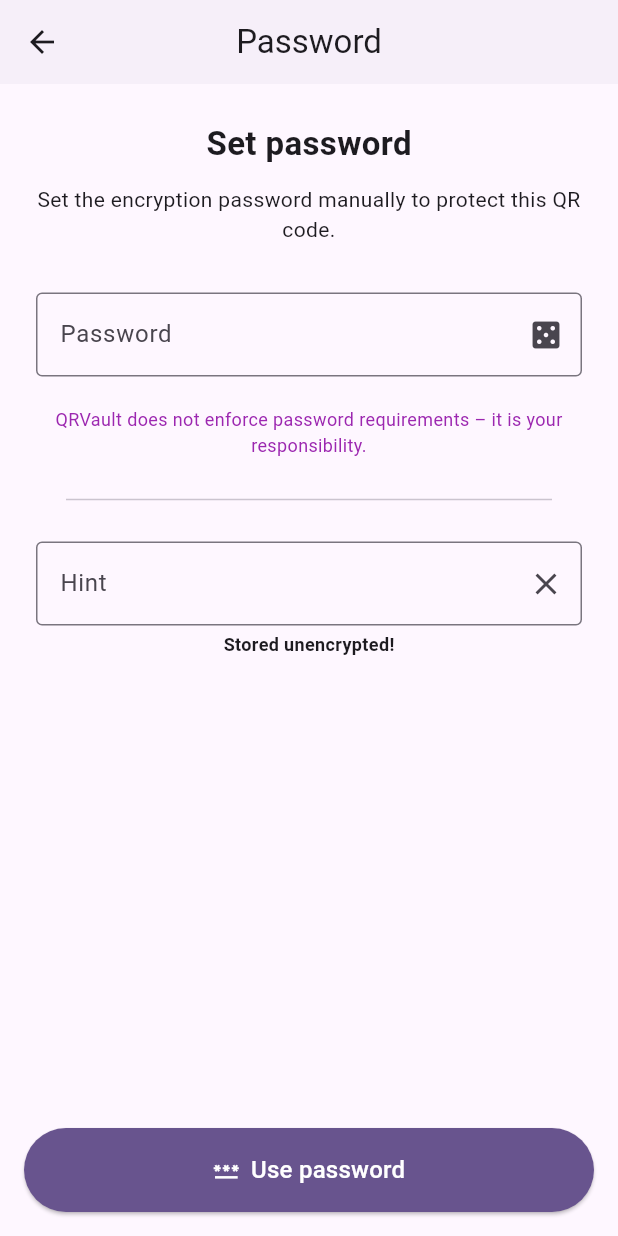
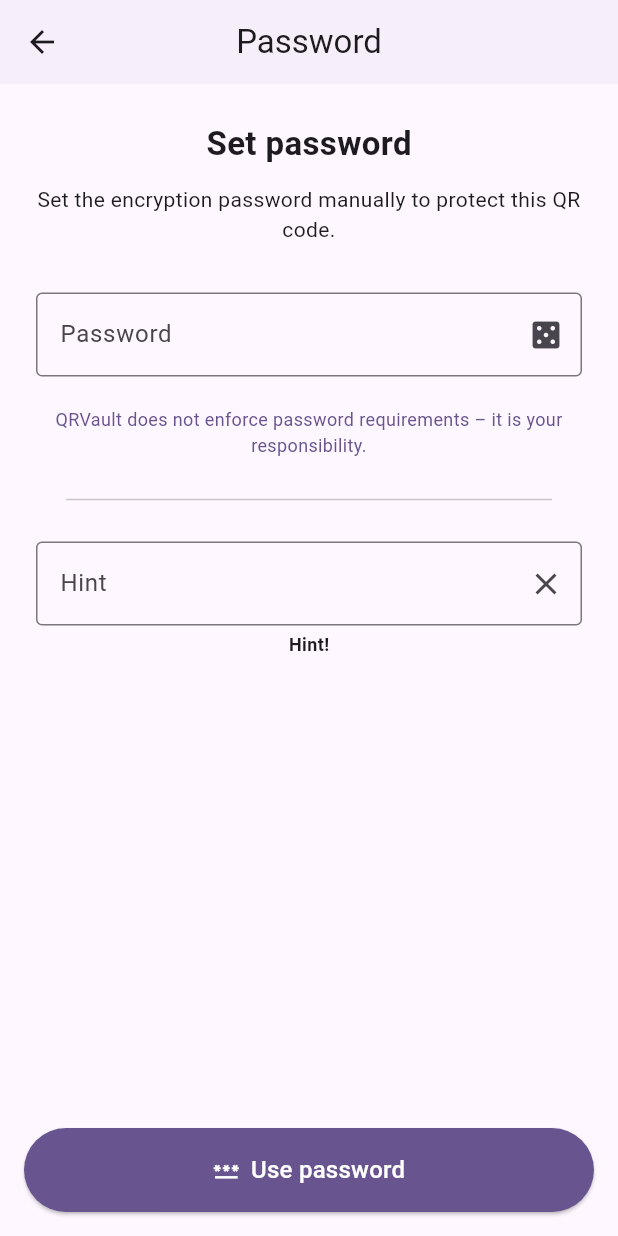
Before and after one commit to Mondei1/QRVault, a Flutter app: the CreateScreenView screen opened by its route, after a tap on "Generate", on a phone screen of 412 x 824 dp. Run offline on Flutter 3.47's test engine with Material 3 defaults, Android fonts, the phone set to English and light mode, and no system bars; drawn by our look-alikes of dynamic_color; our stand-ins replace camera, shared_preferences; missing offline and left inert: totp; accounts and stored records are empty; generated files the repository leaves out were written again.

Commit message:
did some remaining TODOs

```diff
--- a/lib/screens/main/create_qrcode.dart
+++ b/lib/screens/main/create_qrcode.dart
@@ -1,9 +1,9 @@
 import 'dart:developer';
 
 import 'package:flutter/material.dart';
+import 'package:flutter_gen/gen_l10n/app_localizations.dart';
 import 'package:qrvault/routes.dart';
 import 'package:qrvault/screens/main/password_generator_screen.dart';
-//TODO implement localisation
 
 class CreateScreenView extends StatefulWidget {
   const CreateScreenView({super.key});
@@ -33,12 +33,14 @@ class _CreateScreenView extends State<CreateScreenView> {
 
   @override
   Widget build(BuildContext context) {
+    final l10n = AppLocalizations.of(context)!;
+
     return Scaffold(
       appBar: AppBar(
         backgroundColor: Theme.of(context).colorScheme.surface,
         foregroundColor: Theme.of(context).colorScheme.onSurface,
         title: Text(
-          'Create QR-Code',
+          l10n.createQrCodeAppBarTitle,
           style: Theme.of(context).textTheme.titleLarge,
         ),
         centerTitle: true,
@@ -61,8 +63,8 @@ class _CreateScreenView extends State<CreateScreenView> {
                 TextFormField(
                   controller: _titleController,
                   decoration: InputDecoration(
-                    labelText: 'Title',
-                    hintText: 'Title',
+                    labelText: l10n.titleFieldLabel,
+                    hintText: l10n.titleFieldHint,
                     border: const OutlineInputBorder(),
                     suffixIcon: IconButton(
                       icon: const Icon(Icons.clear),
@@ -72,15 +74,15 @@ class _CreateScreenView extends State<CreateScreenView> {
                 ),
                 const SizedBox(height: 16),
                 Text(
-                  'Printed as a headline on the paper and plain inside the QR code.',
+                  l10n.titleFieldDescription,
                   style: Theme.of(context).textTheme.bodySmall,
                 ),
                 const SizedBox(height: 24),
                 TextFormField(
                   controller: _usernameController,
                   decoration: InputDecoration(
-                    labelText: 'Username',
-                    hintText: 'Username',
+                    labelText: l10n.usernameLabel,
+                    hintText: l10n.usernameFieldHint,
                     border: const OutlineInputBorder(),
                     suffixIcon: IconButton(
                       icon: const Icon(Icons.clear),
@@ -93,8 +95,8 @@ class _CreateScreenView extends State<CreateScreenView> {
                   controller: _emailController,
                   keyboardType: TextInputType.emailAddress,
                   decoration: InputDecoration(
-                    labelText: 'E-Mail',
-                    hintText: 'mail@example.com',
+                    labelText: l10n.emailLabel,
+                    hintText: l10n.emailFieldHint,
                     border: const OutlineInputBorder(),
                     suffixIcon: IconButton(
                       icon: const Icon(Icons.clear),
@@ -106,13 +108,15 @@ class _CreateScreenView extends State<CreateScreenView> {
                 TextFormField(
                   controller: _passwordController,
                   decoration: InputDecoration(
-                    labelText: 'Password',
-                    hintText: 'Secure Password',
+                    labelText: l10n.passwordFieldLabel,
+                    hintText: l10n.passwordFieldHint,
                     border: const OutlineInputBorder(),
                     suffixIcon: Row(
                     mainAxisSize: MainAxisSize.min,
                     children: [
-                      IconButton(
+                      Tooltip(
+                        message: l10n.generatePasswordTooltip,
+                        child: IconButton(
                           icon: const Icon(Icons.casino),
                           onPressed: () async {
                             final String? generatedPassword = await Navigator.push<String>(
@@ -126,6 +130,7 @@ class _CreateScreenView extends State<CreateScreenView> {
                             }
                           }
                         ),
+                      ),
                     ],
                   ),
                   ),
@@ -134,8 +139,8 @@ class _CreateScreenView extends State<CreateScreenView> {
                 TextFormField(
                   controller: _totpController,
                   decoration: InputDecoration(
-                    labelText: 'TOTP Secret',
-                    hintText: '32 byte secret',
+                    labelText: l10n.totpSecretFieldLabel,
+                    hintText: l10n.totpSecretFieldHint,
                     border: const OutlineInputBorder(),
                     suffixIcon: IconButton(
                       icon: const Icon(Icons.camera_alt_outlined),
@@ -159,7 +164,7 @@ class _CreateScreenView extends State<CreateScreenView> {
             top: 8.0),
         child: ElevatedButton.icon(
           icon: Icon(Icons.qr_code_scanner, color: Theme.of(context).colorScheme.onPrimary),
-          label: const Text('Generate'),
+          label: Text(l10n.generateButtonLabel),
           style: ElevatedButton.styleFrom(
             backgroundColor: Theme.of(context).colorScheme.primary,
             foregroundColor: Theme.of(context).colorScheme.onPrimary,
--- a/lib/screens/main/set_password.dart
+++ b/lib/screens/main/set_password.dart
@@ -1,7 +1,7 @@
 import 'package:flutter/material.dart';
 import 'package:qrvault/routes.dart';
 import 'package:qrvault/screens/main/password_generator_screen.dart';
-//TODO: Implement localization
+import 'package:flutter_gen/gen_l10n/app_localizations.dart';
 
 
 class SetPasswordView extends StatefulWidget {
@@ -24,11 +24,13 @@ class _SetPasswordViewState extends State<SetPasswordView> {
 
   @override
   Widget build(BuildContext context) {
+    final l10n = AppLocalizations.of(context)!;
+
     return Scaffold(
       appBar: AppBar(
         backgroundColor: Theme.of(context).colorScheme.surface,
         foregroundColor: Theme.of(context).colorScheme.onSurface,
-        title: const Text('Password'),
+        title: Text(l10n.setPasswordAppBarTitle),
         centerTitle: true,
         leading: IconButton(
           icon: const Icon(Icons.arrow_back),
@@ -42,26 +44,28 @@ class _SetPasswordViewState extends State<SetPasswordView> {
           child: Column(
             crossAxisAlignment: CrossAxisAlignment.center,
             children: [
-              const Text(
-                'Set password',
-                style: TextStyle(fontSize: 22, fontWeight: FontWeight.bold),
+              Text(
+                l10n.setPasswordHeadline,
+                style: const TextStyle(fontSize: 22, fontWeight: FontWeight.bold),
               ),
               const SizedBox(height: 12),
-              const Text(
-                'Set the encryption password manually to protect this QR code.',
+              Text(
+                l10n.setPasswordDescription,
                 textAlign: TextAlign.center,
-                style: TextStyle(fontSize: 14),
+                style: const TextStyle(fontSize: 14),
               ),
               const SizedBox(height: 32),
               TextField(
                 controller: _passwordController,
                 decoration: InputDecoration(
-                  labelText: 'Password',
+                  labelText: l10n.passwordFieldLabel,
                   border: const OutlineInputBorder(),
                   suffixIcon: Row(
                     mainAxisSize: MainAxisSize.min,
                     children: [
-                      IconButton(
+                      Tooltip(
+                        message: l10n.generatePasswordTooltip,
+                        child: IconButton(
                           icon: const Icon(Icons.casino),
                           onPressed: () async {
                             final String? generatedPassword = await Navigator.push<String>(
@@ -75,23 +79,24 @@ class _SetPasswordViewState extends State<SetPasswordView> {
                             }
                           }
                         ),
+                      ),
                     ],
                   ),
                 ),
               ),
               const SizedBox(height: 20),
-              const Text(
-                'QRVault does not enforce password requirements – it is your responsibility.',
+              Text(
+                l10n.passwordRequirements,
                 textAlign: TextAlign.center,
-                style: TextStyle(fontSize: 12, color: Colors.purple),
+                style: TextStyle(fontSize: 12, color: Theme.of(context).colorScheme.primary),
               ),
               const SizedBox(height: 20),
-              Divider(indent: 20, endIndent: 20),
+              const Divider(indent: 20, endIndent: 20),
               const SizedBox(height: 20),
               TextField(
                 controller: _hintController,
                 decoration: InputDecoration(
-                  labelText: 'Hint',
+                  labelText: l10n.hintFieldLabel,
                   border: const OutlineInputBorder(),
                   suffixIcon: IconButton(
                     icon: const Icon(Icons.clear),
@@ -100,9 +105,9 @@ class _SetPasswordViewState extends State<SetPasswordView> {
                 ),
               ),
               const SizedBox(height: 4),
-              const Text(
-                'Stored unencrypted!',
-                style: TextStyle(fontSize: 12, fontWeight: FontWeight.bold),
+              Text(
+                l10n.passwordHint,
+                style: const TextStyle(fontSize: 12, fontWeight: FontWeight.bold),
               ),
             ],
           ),
@@ -117,7 +122,7 @@ class _SetPasswordViewState extends State<SetPasswordView> {
         ),
         child: ElevatedButton.icon(
           icon: Icon(Icons.password, color: Theme.of(context).colorScheme.onPrimary),
-          label: const Text('Use password'),
+          label: Text(l10n.usePasswordButton),
           style: ElevatedButton.styleFrom(
             backgroundColor: Theme.of(context).colorScheme.primary,
             foregroundColor: Theme.of(context).colorScheme.onPrimary,
--- a/lib/screens/onboarding/steps/master_password_setup_view.dart
+++ b/lib/screens/onboarding/steps/master_password_setup_view.dart
@@ -76,7 +76,9 @@ class _MasterPasswordSetupViewState extends State<MasterPasswordSetupView> {
                           });
                         },
                       ),
-                      IconButton(
+                      Tooltip(
+                        message: AppLocalizations.of(context)!.generatePasswordTooltip,
+                        child: IconButton(
                           icon: const Icon(Icons.casino),
                           onPressed: () async {
                             final String? generatedPassword = await Navigator.push<String>(
@@ -89,6 +91,7 @@ class _MasterPasswordSetupViewState extends State<MasterPasswordSetupView> {
                             });
                             }
                           }
+                        ),
                       ),
                     ],
                   ),
```
Also changed, not shown: lib/l10n/app_de.arb (+18 -1 lines), lib/l10n/app_en.arb (+18 -1 lines). Lines whose indentation alone changed are shown as unchanged.
